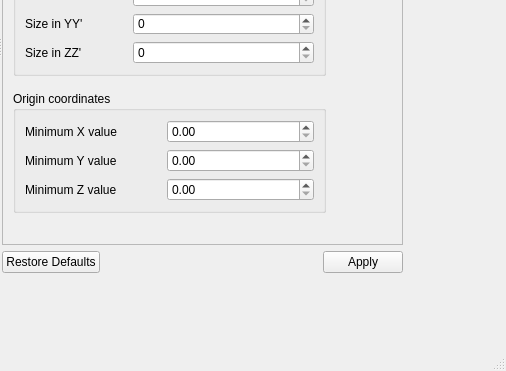
Qt form GSIMCLI/interface/gsimcli.ui (iled/gsimcli) before a commit; both pictures show x 264 to 770 and y 276 to 647 of the 770 by 647 pixel window.
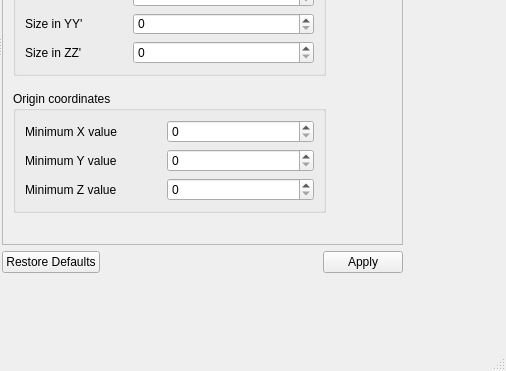
The same form after that commit. The open tabs and pages were chosen to show the change.

Commit message: grid origin coords to int

What changed in the file:
```diff
--- a/GSIMCLI/interface/gsimcli.ui
+++ b/GSIMCLI/interface/gsimcli.ui
@@ -1056,13 +1056,6 @@
                    </property>
                   </widget>
                  </item>
-                 <item row="0" column="1">
-                  <widget class="QDoubleSpinBox" name="SG_spinXXOrig">
-                   <property name="maximum">
-                    <double>1000000000.000000000000000</double>
-                   </property>
-                  </widget>
-                 </item>
                  <item row="1" column="0">
                   <widget class="QLabel" name="SG_labelYYOrig">
                    <property name="text">
@@ -1070,13 +1063,6 @@
                    </property>
                   </widget>
                  </item>
-                 <item row="1" column="1">
-                  <widget class="QDoubleSpinBox" name="SG_spinYYOrig">
-                   <property name="maximum">
-                    <double>1000000000.000000000000000</double>
-                   </property>
-                  </widget>
-                 </item>
                  <item row="2" column="0">
                   <widget class="QLabel" name="SG_labelZZOrig">
                    <property name="text">
@@ -1084,10 +1070,24 @@
                    </property>
                   </widget>
                  </item>
+                 <item row="0" column="1">
+                  <widget class="QSpinBox" name="SG_spinXXOrig">
+                   <property name="maximum">
+                    <number>1000000000</number>
+                   </property>
+                  </widget>
+                 </item>
+                 <item row="1" column="1">
+                  <widget class="QSpinBox" name="SG_spinYYOrig">
+                   <property name="maximum">
+                    <number>1000000000</number>
+                   </property>
+                  </widget>
+                 </item>
                  <item row="2" column="1">
-                  <widget class="QDoubleSpinBox" name="SG_spinZZOrig">
+                  <widget class="QSpinBox" name="SG_spinZZOrig">
                    <property name="maximum">
-                    <double>1000000000.000000000000000</double>
+                    <number>1000000000</number>
                    </property>
                   </widget>
                  </item>
```
Left out of the diff: 4 changed lines with no effect on the pictures.
